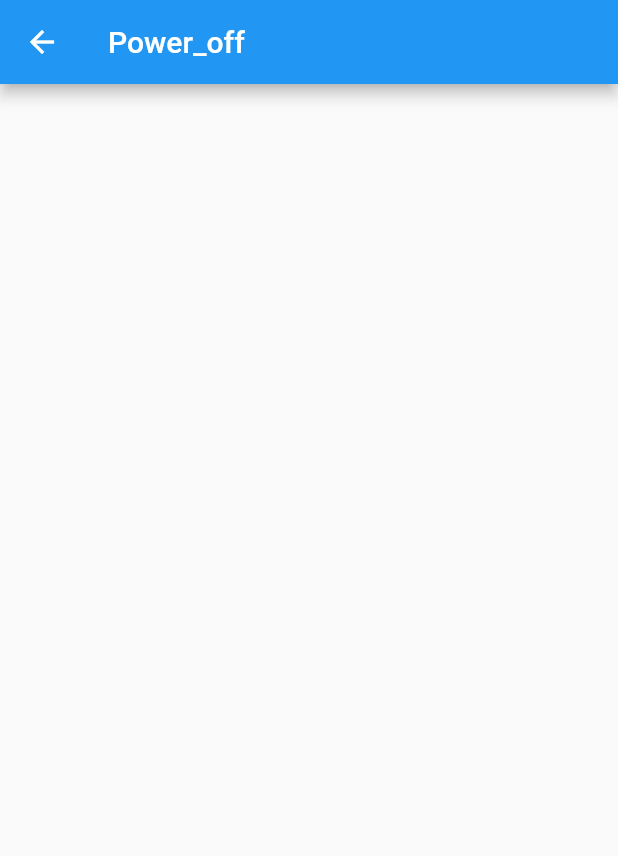
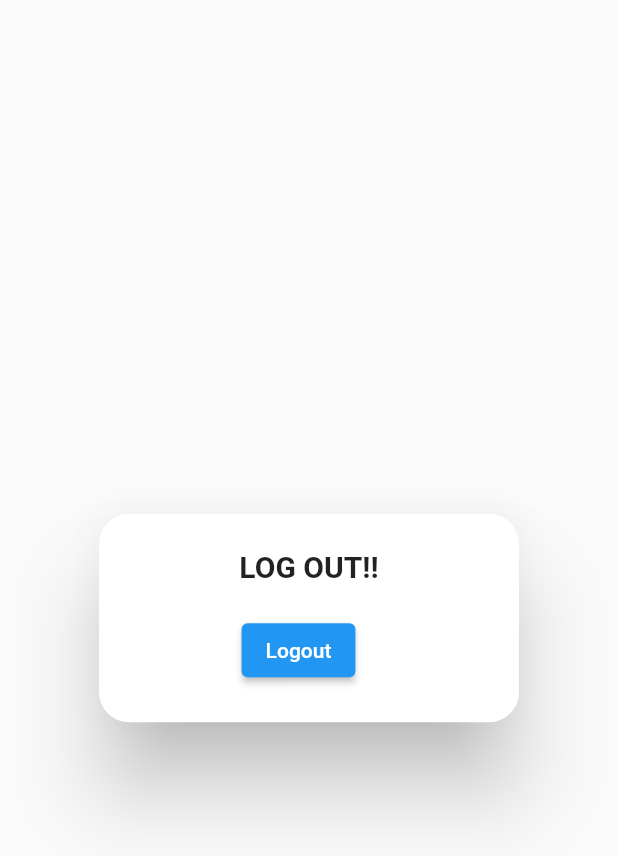
Before and after one commit to kalind7/Excel_public_school, a Flutter app: the Power widget shown alone on an empty page, opened directly, on a phone screen of 412 x 824 dp. Shown: the top 856 px of the screen. Run offline on Flutter 3.47's test engine with Material 2 defaults, Android fonts, the phone set to English and light mode, and no system bars; our stand-ins replace fluttertoast, form_field_validator, get, google_fonts, hexcolor, table_calendar; missing offline and left inert: nepali_date_picker; network calls fail.

Commit message:
calendar , logout , now ledt is grid selection

```diff
--- a/lib/ui_pages/power.dart
+++ b/lib/ui_pages/power.dart
@@ -1,13 +1,35 @@
 import 'package:flutter/material.dart';
+import 'package:get/get.dart';
+import 'package:hexcolor/hexcolor.dart';
 
 class Power extends StatelessWidget {
   const Power({Key? key}) : super(key: key);
 
   @override
   Widget build(BuildContext context) {
-    return Scaffold(
-      appBar: AppBar(
-        title: Text('Power_off'),
+    return AlertDialog(
+      shape: RoundedRectangleBorder(
+        borderRadius: BorderRadius.circular(20.0),
+      ),
+      backgroundColor: Colors.white,
+      title: Center(
+          child: Text(
+        'LOG OUT!!',
+        style: TextStyle(fontSize: 20.0, fontWeight: FontWeight.bold),
+      )),
+      content: Column(
+        mainAxisSize: MainAxisSize.min,
+        children: <Widget>[
+          Padding(
+            padding: const EdgeInsets.only(right: 14.0),
+            child: ElevatedButton(
+              onPressed: () {
+                Get.toNamed('/login');
+              },
+              child: Text('Logout'),
+            ),
+          ),
+        ],
       ),
     );
   }
--- a/pubspec.yaml
+++ b/pubspec.yaml
@@ -43,6 +43,7 @@ dependencies:
   flutter_launcher_icons: ^0.9.2
   get: ^4.6.1
   table_calendar: ^3.0.0
+  nepali_date_picker: ^5.2.0
 #  syncfusion_flutter_calendar: ^19.4.48
 
 
```
Also changed, not shown: lib/controller/grid_view_controller.dart (added, +105 -0 lines), lib/main.dart (+12 -2 lines), lib/models/gird_view_list.dart (added, +13 -0 lines), lib/ui_pages/calendar.dart (+43 -17 lines), lib/ui_pages/grad_student.dart (+181 -131 lines), pubspec.lock.
